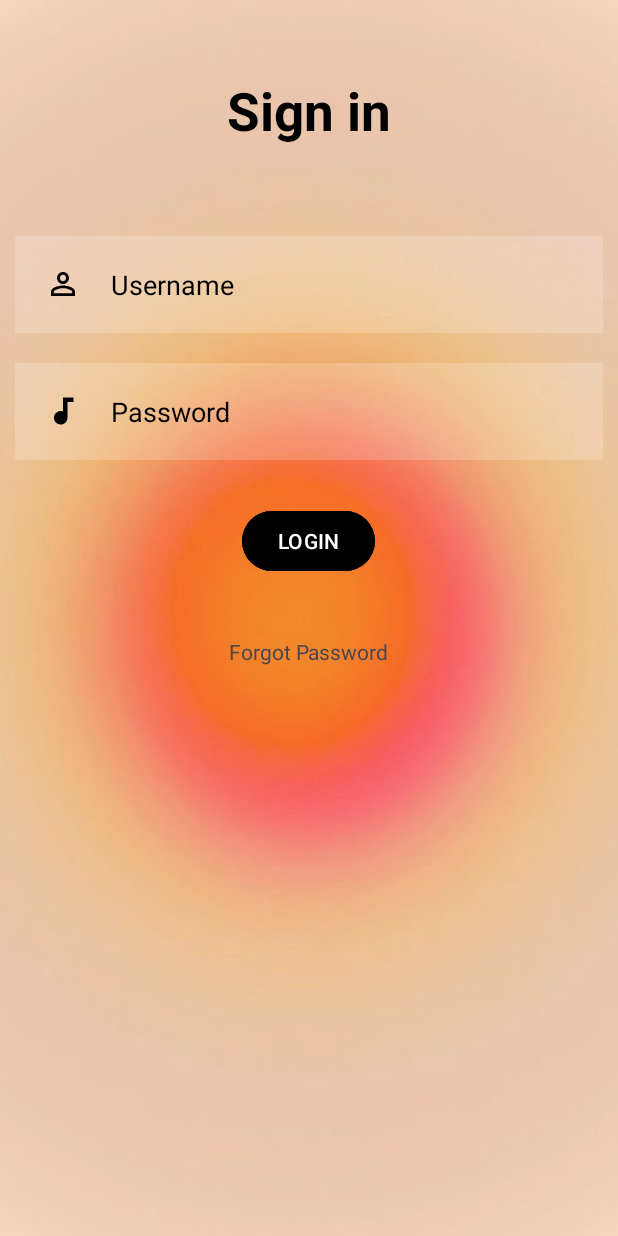
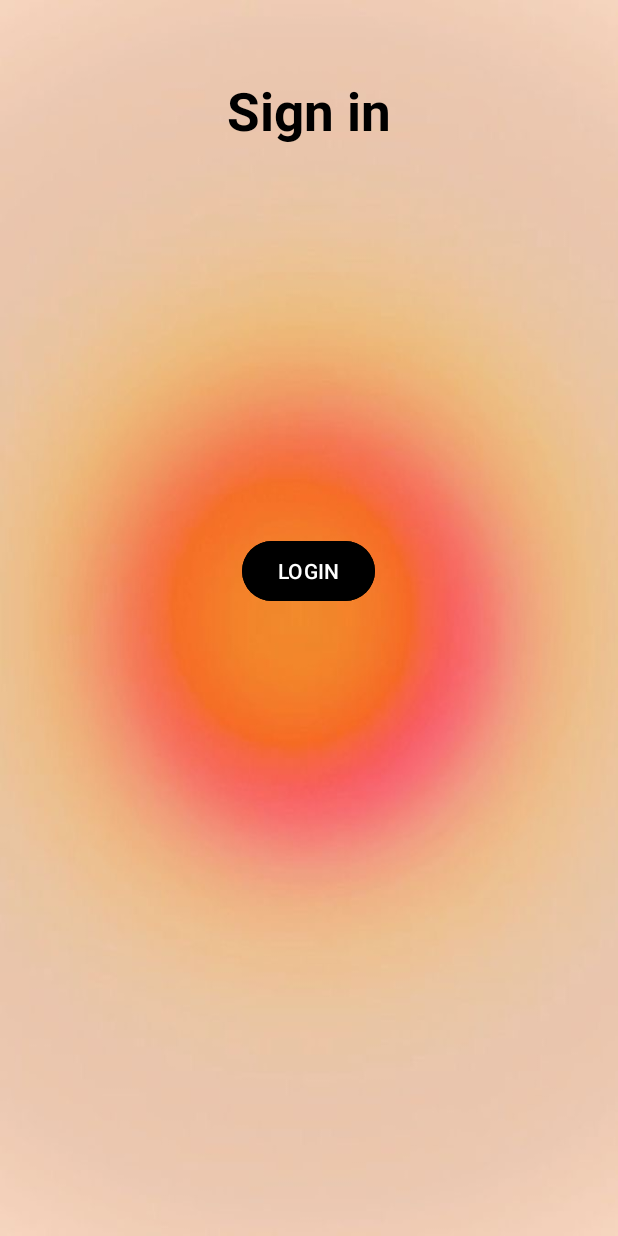
Before and after one commit to ArnArora/Spotify-Wrapped, an Android app: the screen it shows after launch (MainActivity), on a phone screen of 412 x 824 dp. Run offline under Robolectric (Android 15) with nearby library versions, the phone set to English and light mode, and no system bars; libraries missing offline, so code that uses them is left out: com.spotify.sdk.

Commit message:
Added login functionality

```diff
--- a/app/build.gradle
+++ b/app/build.gradle
@@ -41,8 +41,8 @@ dependencies {
     implementation 'androidx.constraintlayout:constraintlayout:2.1.4'
     implementation 'androidx.lifecycle:lifecycle-livedata-ktx:2.7.0'
     implementation 'androidx.lifecycle:lifecycle-viewmodel-ktx:2.7.0'
-    implementation 'androidx.navigation:navigation-fragment:2.7.6'
-    implementation 'androidx.navigation:navigation-ui:2.7.6'
+    implementation 'androidx.navigation:navigation-fragment:2.7.7'
+    implementation 'androidx.navigation:navigation-ui:2.7.7'
     testImplementation 'junit:junit:4.13.2'
     androidTestImplementation 'androidx.test.ext:junit:1.1.5'
     androidTestImplementation 'androidx.test.espresso:espresso-core:3.5.1'
--- a/app/src/main/AndroidManifest.xml
+++ b/app/src/main/AndroidManifest.xml
@@ -36,6 +36,9 @@
                 android:scheme="wrapped_app" />
         </intent-filter>
         </activity>
+        <activity
+            android:name=".HomePage"
+            android:exported="true" />
     </application>
 
 </manifest>
--- a/app/src/main/java/com/example/spotify_wrapped/MainActivity.java
+++ b/app/src/main/java/com/example/spotify_wrapped/MainActivity.java
@@ -2,40 +2,142 @@ package com.example.spotify_wrapped;
 
 import androidx.appcompat.app.AppCompatActivity;
 
+import android.content.Intent;
+import android.net.Uri;
 import android.os.Bundle;
+import android.util.Log;
 import android.view.View;
 import android.widget.Button;
 import android.widget.TextView;
 import android.widget.Toast;
 
 import com.google.android.material.button.MaterialButton;
+import com.spotify.sdk.android.auth.AuthorizationClient;
+import com.spotify.sdk.android.auth.AuthorizationRequest;
+import com.spotify.sdk.android.auth.AuthorizationResponse;
+
+import org.json.JSONException;
+import org.json.JSONObject;
+
+import java.io.IOException;
+
+import okhttp3.Call;
+import okhttp3.Callback;
+import okhttp3.OkHttpClient;
+import okhttp3.Request;
+import okhttp3.Response;
 
 public class MainActivity extends AppCompatActivity {
-    public static final String REDIRECT_URI = "spotfy-sdk://auth";
+    public static final String CLIENT_ID = "3b801cbc275249a6be39b9ac60b47962";
+    public static final String REDIRECT_URI = "wrapped-app://auth";
+    public static final int AUTH_TOKEN_REQUEST_CODE = 0;
+    public static final int AUTH_CODE_REQUEST_CODE = 1;
+
+    private final OkHttpClient mOkHttpClient = new OkHttpClient();
+    private String mAccessToken, mAccessCode;
+    private Call mCall;
     @Override
     protected void onCreate(Bundle savedInstanceState) {
         super.onCreate(savedInstanceState);
         setContentView(R.layout.sign_in);
+        Button loginbutton = findViewById(R.id.loginButton);
+        loginbutton.setOnClickListener(v -> onLoginClick());
+    }
 
-        TextView username = (TextView) findViewById(R.id.username);
-        TextView password = (TextView) findViewById(R.id.password);
+    public void onLoginClick() {
+        getToken();
+    }
 
-        Button loginbutton = (MaterialButton) findViewById(R.id.loginButton);
-        //admin and admin
-        loginbutton.setOnClickListener(new View.OnClickListener() {
+    public void getToken() {
+        final AuthorizationRequest request = getAuthenticationRequest(AuthorizationResponse.Type.TOKEN);
+        AuthorizationClient.openLoginActivity(MainActivity.this, AUTH_TOKEN_REQUEST_CODE, request);
+//        Intent intent = new Intent(this, HomePage.class);
+//        intent.putExtra("Token", mAccessToken);
+        Log.d("TOKEN", mAccessToken);
+//        startActivity(intent);
+    }
+
+    public void getCode() {
+        final AuthorizationRequest request = getAuthenticationRequest(AuthorizationResponse.Type.CODE);
+        AuthorizationClient.openLoginActivity(MainActivity.this, AUTH_CODE_REQUEST_CODE, request);
+    }
+
+    @Override
+    protected void onActivityResult(int requestCode, int resultCode, Intent data) {
+        super.onActivityResult(requestCode, resultCode, data);
+        final AuthorizationResponse response = AuthorizationClient.getResponse(resultCode, data);
+
+        // Check which request code is present (if any)
+        if (AUTH_TOKEN_REQUEST_CODE == requestCode) {
+            mAccessToken = response.getAccessToken();
+
+        } else if (AUTH_CODE_REQUEST_CODE == requestCode) {
+            mAccessCode = response.getCode();
+        }
+    }
+
+    public void onGetUserProfileClicked() {
+        if (mAccessToken == null) {
+            Toast.makeText(this, "You need to get an access token first!", Toast.LENGTH_SHORT).show();
+            return;
+        }
+
+        // Create a request to get the user profile
+        final Request request = new Request.Builder()
+                .url("https://api.spotify.com/v1/me")
+                .addHeader("Authorization", "Bearer " + mAccessToken)
+                .build();
+
+        cancelCall();
+        mCall = mOkHttpClient.newCall(request);
+
+        mCall.enqueue(new Callback() {
             @Override
-            public void onClick(View v) {
-                if(username.getText().toString().equals("admin") && password.getText().toString().equals("admin")) {
-                    //correct
-                    Toast.makeText(MainActivity.this, "LOGIN SUCCESSFUL", Toast.LENGTH_SHORT).show();
-                } else {
-                    Toast.makeText(MainActivity.this, "LOGIN NOT SUCCESSFUL", Toast.LENGTH_SHORT).show();
+            public void onFailure(Call call, IOException e) {
+                Log.d("HTTP", "Failed to fetch data: " + e);
+                Toast.makeText(MainActivity.this, "Failed to fetch data, watch Logcat for more details",
+                        Toast.LENGTH_SHORT).show();
+            }
 
+            @Override
+            public void onResponse(Call call, Response response) throws IOException {
+                try {
+                    final JSONObject jsonObject = new JSONObject(response.body().string());
+                } catch (JSONException e) {
+                    Log.d("JSON", "Failed to parse data: " + e);
+                    Toast.makeText(MainActivity.this, "Failed to parse data, watch Logcat for more details",
+                            Toast.LENGTH_SHORT).show();
                 }
             }
         });
-
     }
 
+    private void setTextAsync(final String text, TextView textView) {
+        runOnUiThread(() -> textView.setText(text));
+    }
+
+    private AuthorizationRequest getAuthenticationRequest(AuthorizationResponse.Type type) {
+        return new AuthorizationRequest.Builder(CLIENT_ID, type, getRedirectUri().toString())
+                .setShowDialog(false)
+                .setScopes(new String[] { "user-read-email" })
+                .setCampaign("your-campaign-token")
+                .build();
+    }
+
+    private Uri getRedirectUri() {
+        return Uri.parse(REDIRECT_URI);
+    }
+
+    private void cancelCall() {
+        if (mCall != null) {
+            mCall.cancel();
+        }
+    }
+
+    @Override
+    protected void onDestroy() {
+        cancelCall();
+        super.onDestroy();
+    }
 
 }
--- a/app/src/main/res/layout/sign_in.xml
+++ b/app/src/main/res/layout/sign_in.xml
@@ -8,72 +8,32 @@
     tools:context=".MainActivity">
 
     <TextView
+        android:id="@+id/signin"
         android:layout_width="match_parent"
         android:layout_height="wrap_content"
+        android:layout_marginStart="50dp"
+        android:layout_marginTop="50dp"
+        android:layout_marginEnd="50dp"
+        android:layout_marginBottom="50dp"
+        android:gravity="center"
         android:text="@string/sign_in"
         android:textColor="@color/black"
         android:textSize="35dp"
-        android:layout_margin="50dp"
-        android:gravity="center"
         android:textStyle="bold"
-        android:id="@+id/signin"
         tools:ignore="SpUsage" />
 
-    <EditText
-        android:id="@+id/username"
-        android:layout_width="match_parent"
-        android:layout_height="wrap_content"
-        android:layout_below="@id/signin"
-        android:layout_margin="10dp"
-        android:layout_marginTop="62dp"
-        android:layout_marginBottom="10dp"
-        android:background="#30ffffff"
-        android:drawableStart="@drawable/personoutline"
-        android:drawablePadding="20dp"
-        android:hint="@string/username"
-        android:inputType="textPassword"
-        android:padding="20dp"
-        android:textColor="@color/black"
-        android:textColorHint="@color/black" />
-
-    <EditText
-        android:id="@+id/password"
-        android:layout_width="match_parent"
-        android:layout_height="wrap_content"
-        android:layout_below="@id/username"
-        android:layout_margin="10dp"
-        android:layout_marginTop="22dp"
-        android:layout_marginBottom="10dp"
-        android:background="#30ffffff"
-        android:drawableStart="@drawable/audiotrack"
-        android:drawablePadding="20dp"
-        android:hint="@string/Password"
-        android:inputType="textPassword"
-        android:padding="20dp"
-        android:textColor="@color/black"
-        android:textColorHint="@color/black" />
-
     <com.google.android.material.button.MaterialButton
+        android:id="@+id/loginButton"
         android:layout_width="wrap_content"
         android:layout_height="wrap_content"
-        android:id="@+id/loginButton"
-        android:layout_below="@id/password"
-        android:text="@string/LOGIN"
+        android:layout_below="@+id/signin"
+        android:layout_centerHorizontal="true"
+        android:layout_marginStart="20dp"
+        android:layout_marginTop="209dp"
+        android:layout_marginEnd="20dp"
+        android:layout_marginBottom="20dp"
         android:backgroundTint="@color/black"
-        android:layout_centerHorizontal="true"
-        android:layout_margin="20dp"
-        />
-
-    <TextView
-        android:layout_width="wrap_content"
-        android:layout_height="wrap_content"
-        android:id="@+id/forgotpass"
-        android:layout_below="@id/loginButton"
-        android:text="@string/forgot_password"
-        android:layout_centerHorizontal="true"
-        android:layout_margin="20dp"
-        />
-
+        android:text="@string/LOGIN" />
 
 
 </RelativeLayout>
--- a/build.gradle
+++ b/build.gradle
@@ -1,6 +1,9 @@
 buildscript {
     ext {
         agp_version = '8.2.2'
+    }
+    dependencies {
+        classpath "androidx.navigation:navigation-safe-args-gradle-plugin:2.7.7"
     }
 }// Top-level build file where you can add configuration options common to all sub-projects/modules.
 plugins {
```
Also changed, not shown: app/src/main/java/com/example/spotify_wrapped/HomePage.java (+13 -1 lines), app/src/main/java/com/example/spotify_wrapped/SpotifyAPI.java (deleted, +0 -201 lines), app/src/main/res/layout/home_page.xml (+6 -3 lines), app/src/main/res/layout/tutorial_spotify_layout.xml (deleted, +0 -64 lines).
